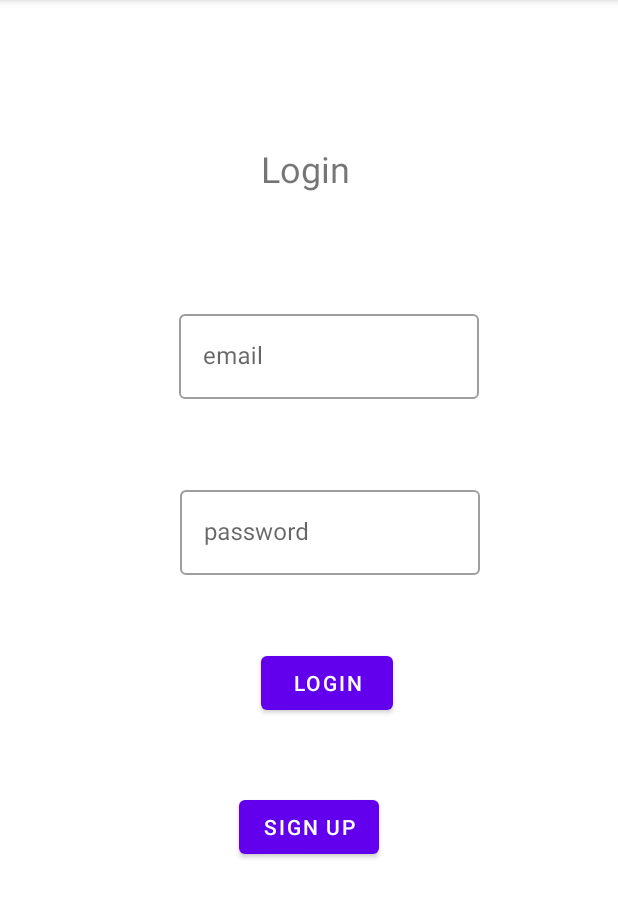
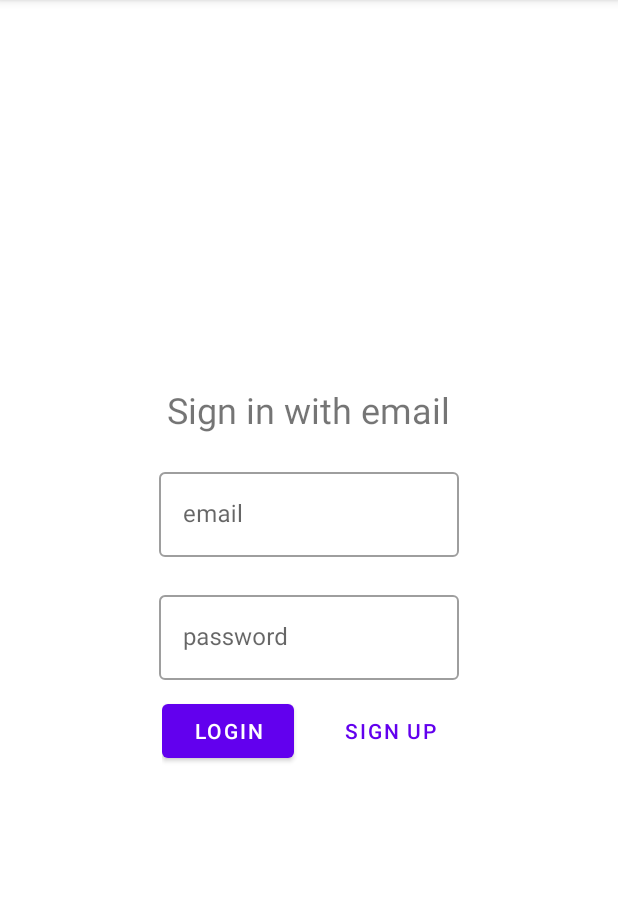
Before and after one commit to alina-saetova/mvp-firebase, an Android app: the EmailAuthFragment screen opened through its navigation route, on a phone screen of 412 x 824 dp, the part 84-1002 px from its top. Run offline under Robolectric (Android 15) with nearby library versions, the phone set to English and light mode, and no system bars; our stand-ins replace Firebase (no records; nobody signed in at launch, a user with empty details on screens opened directly), data binding.

Commit message:
add google auth

```diff
--- a/mvp-firebase/app/src/main/java/ru/itis/mvp_firebase/ChooseWayFragment.kt
+++ b/mvp-firebase/app/src/main/java/ru/itis/mvp_firebase/ChooseWayFragment.kt
@@ -1,16 +1,26 @@
 package ru.itis.mvp_firebase
 
+import android.content.Intent
 import android.os.Bundle
 import androidx.fragment.app.Fragment
 import android.view.LayoutInflater
 import android.view.View
 import android.view.ViewGroup
+import android.widget.Toast
 import androidx.navigation.fragment.findNavController
+import com.google.android.gms.auth.api.signin.GoogleSignIn
+import com.google.android.gms.auth.api.signin.GoogleSignInClient
+import com.google.android.gms.auth.api.signin.GoogleSignInOptions
+import com.google.android.gms.common.api.ApiException
+import com.google.firebase.auth.FirebaseAuth
+import com.google.firebase.auth.GoogleAuthProvider
 import ru.itis.mvp_firebase.databinding.FragmentChooseWayBinding
 
 class ChooseWayFragment : Fragment(), View.OnClickListener {
 
     private lateinit var binding: FragmentChooseWayBinding
+    private lateinit var googleSignInClient: GoogleSignInClient
+    private lateinit var firebaseAuth: FirebaseAuth
 
     override fun onCreateView(
         inflater: LayoutInflater, container: ViewGroup?,
@@ -18,6 +28,7 @@ class ChooseWayFragment : Fragment(), View.OnClickListener {
     ): View? {
         binding = FragmentChooseWayBinding.inflate(inflater)
         setOnClickListeners()
+        configureGoogleClient()
         return binding.root
     }
 
@@ -27,13 +38,58 @@ class ChooseWayFragment : Fragment(), View.OnClickListener {
         binding.btnGoogle.setOnClickListener(this)
     }
 
+    private fun configureGoogleClient() {
+        val gso = GoogleSignInOptions.Builder(GoogleSignInOptions.DEFAULT_SIGN_IN)
+            .requestIdToken(getString(R.string.default_web_client_id))
+            .requestEmail()
+            .build()
+        googleSignInClient = GoogleSignIn.getClient(this.requireActivity(), gso)
+        firebaseAuth = FirebaseAuth.getInstance()
+    }
 
+    private fun signIn() {
+        binding.progressBar.visibility = View.VISIBLE
+        val signInIntent = googleSignInClient.signInIntent
+        startActivityForResult(signInIntent, RC_SIGN_IN)
+    }
+
+    private fun firebaseAuthWithGoogle(idToken: String) {
+        val credential = GoogleAuthProvider.getCredential(idToken, null)
+        activity?.let {
+            firebaseAuth.signInWithCredential(credential)
+                .addOnCompleteListener(it) { task ->
+                    if (task.isSuccessful) {
+                        findNavController().navigate(R.id.action_chooseWayFragment_to_userDataFragment)
+                    } else {
+                        Toast.makeText(activity, "Authentication Failed", Toast.LENGTH_LONG).show()
+                    }
+                    binding.progressBar.visibility = View.GONE
+                }
+        }
+    }
+
+    override fun onActivityResult(requestCode: Int, resultCode: Int, data: Intent?) {
+        super.onActivityResult(requestCode, resultCode, data)
+        if (requestCode == RC_SIGN_IN) {
+            val task = GoogleSignIn.getSignedInAccountFromIntent(data)
+            try {
+                val account = task.getResult(ApiException::class.java)!!
+                firebaseAuthWithGoogle(account.idToken!!)
+            } catch (e: ApiException) {
+                Toast.makeText(activity, "Google sign in failed", Toast.LENGTH_LONG).show()
+            }
+        }
+    }
 
     override fun onClick(v: View) {
         when (v.id) {
             R.id.btnPhone -> findNavController().navigate(R.id.action_chooseWayFragment_to_phoneAuthFragment)
             R.id.btnEmail -> findNavController().navigate(R.id.action_chooseWayFragment_to_emailAuthFragment)
-            R.id.btnGoogle -> findNavController().navigate(R.id.action_chooseWayFragment_to_googleAuthFragment)
+            R.id.btnGoogle -> signIn()
         }
     }
+
+    companion object {
+        private const val RC_SIGN_IN = 9001
+    }
 }
--- a/mvp-firebase/app/src/main/java/ru/itis/mvp_firebase/RegistrationFragment.kt
+++ b/mvp-firebase/app/src/main/java/ru/itis/mvp_firebase/RegistrationFragment.kt
@@ -6,6 +6,7 @@ import android.view.LayoutInflater
 import android.view.View
 import android.view.ViewGroup
 import android.widget.Toast
+import androidx.core.view.isVisible
 import androidx.navigation.fragment.findNavController
 import com.google.firebase.auth.FirebaseAuth
 import ru.itis.mvp_firebase.databinding.FragmentRegistrationBinding
@@ -25,14 +26,16 @@ class RegistrationFragment : Fragment() {
         binding.btnSignUp.setOnClickListener {
             val email = binding.etEmail.text.toString()
             val password = binding.etPassword.text.toString()
+
+            binding.progressBar.visibility = View.VISIBLE
             firebaseAuth.createUserWithEmailAndPassword(email, password).addOnCompleteListener {
                 if (it.isSuccessful) {
-                    Toast.makeText(activity, "SUCCESS", Toast.LENGTH_LONG).show()
                     findNavController().navigateUp()
                 }
                 else {
                     Toast.makeText(activity, "FAILED", Toast.LENGTH_LONG).show()
                 }
+                binding.progressBar.visibility = View.GONE
             }
         }
         return binding.root
--- a/mvp-firebase/app/src/main/res/layout/fragment_email_auth.xml
+++ b/mvp-firebase/app/src/main/res/layout/fragment_email_auth.xml
@@ -7,22 +7,27 @@
 
     </data>
 
-    <androidx.constraintlayout.widget.ConstraintLayout
+    <LinearLayout
         android:layout_width="match_parent"
         android:layout_height="match_parent"
+        android:orientation="vertical"
+        android:gravity="center"
         tools:context=".EmailAuthFragment">
+
+        <TextView
+            android:id="@+id/textView2"
+            android:layout_width="wrap_content"
+            android:layout_height="wrap_content"
+            android:text="@string/sign_in_with_email"
+            android:textSize="24sp" />
 
         <com.google.android.material.textfield.TextInputLayout
             android:id="@+id/til_email"
             style="@style/Widget.MaterialComponents.TextInputLayout.OutlinedBox"
             android:layout_width="200dp"
+            android:layout_marginTop="20dp"
             android:layout_height="wrap_content"
-            android:layout_marginTop="204dp"
-            android:hint="email"
-            app:layout_constraintEnd_toEndOf="parent"
-            app:layout_constraintHorizontal_bias="0.563"
-            app:layout_constraintStart_toStartOf="parent"
-            app:layout_constraintTop_toTopOf="parent">
+            android:hint="@string/hint_email">
 
             <com.google.android.material.textfield.TextInputEditText
                 android:id="@+id/et_email"
@@ -38,12 +43,7 @@
             android:layout_width="200dp"
             android:layout_height="wrap_content"
             android:layout_marginTop="20dp"
-            android:layout_marginEnd="92dp"
-            android:hint="password"
-            app:layout_constraintBottom_toBottomOf="parent"
-            app:layout_constraintEnd_toEndOf="parent"
-            app:layout_constraintTop_toBottomOf="@+id/til_email"
-            app:layout_constraintVertical_bias="0.084">
+            android:hint="@string/hint_password">
 
             <com.google.android.material.textfield.TextInputEditText
                 android:id="@+id/et_password"
@@ -53,38 +53,35 @@
 
         </com.google.android.material.textfield.TextInputLayout>
 
-        <com.google.android.material.button.MaterialButton
-            android:id="@+id/btnSignIn"
+        <ProgressBar
+            android:id="@+id/progressBar"
+            style="?android:attr/progressBarStyle"
             android:layout_width="wrap_content"
             android:layout_height="wrap_content"
-            android:layout_marginTop="48dp"
-            android:text="login"
-            app:layout_constraintEnd_toEndOf="parent"
-            app:layout_constraintHorizontal_bias="0.538"
-            app:layout_constraintStart_toStartOf="parent"
-            app:layout_constraintTop_toBottomOf="@+id/til_password" />
+            android:layout_marginTop="10dp"
+            android:indeterminate="true"
+            android:visibility="gone"/>
 
-        <Button
-            android:id="@+id/btnSignUp"
+        <LinearLayout
             android:layout_width="wrap_content"
             android:layout_height="wrap_content"
-            android:layout_marginTop="48dp"
-            android:text="sign up"
-            app:layout_constraintEnd_toEndOf="parent"
-            app:layout_constraintStart_toStartOf="parent"
-            app:layout_constraintTop_toBottomOf="@+id/btnSignIn" />
+            android:orientation="horizontal"
+            android:layout_marginTop="10dp">
 
-        <TextView
-            android:id="@+id/textView2"
-            android:layout_width="wrap_content"
-            android:layout_height="wrap_content"
-            android:layout_marginTop="96dp"
-            android:text="Login"
-            android:textSize="24sp"
-            app:layout_constraintEnd_toEndOf="parent"
-            app:layout_constraintHorizontal_bias="0.494"
-            app:layout_constraintStart_toStartOf="parent"
-            app:layout_constraintTop_toTopOf="parent" />
+            <com.google.android.material.button.MaterialButton
+                android:id="@+id/btnSignIn"
+                android:layout_width="wrap_content"
+                android:layout_height="wrap_content"
+                android:layout_marginEnd="20dp"
+                android:text="@string/btnTitleLogin"/>
 
-    </androidx.constraintlayout.widget.ConstraintLayout>
+            <com.google.android.material.button.MaterialButton
+                android:id="@+id/btnSignUp"
+                android:layout_width="wrap_content"
+                android:layout_height="wrap_content"
+                style="@style/Widget.MaterialComponents.Button.TextButton"
+                android:text="@string/btnTitleSignUp"/>
+        </LinearLayout>
+
+    </LinearLayout>
 </layout>
--- a/mvp-firebase/app/src/main/res/navigation/main_navigation.xml
+++ b/mvp-firebase/app/src/main/res/navigation/main_navigation.xml
@@ -12,11 +12,11 @@
             android:id="@+id/action_chooseWayFragment_to_emailAuthFragment"
             app:destination="@id/emailAuthFragment" />
         <action
-            android:id="@+id/action_chooseWayFragment_to_googleAuthFragment"
-            app:destination="@id/googleAuthFragment" />
-        <action
             android:id="@+id/action_chooseWayFragment_to_phoneAuthFragment"
             app:destination="@id/phoneAuthFragment" />
+        <action
+            android:id="@+id/action_chooseWayFragment_to_userDataFragment"
+            app:destination="@id/userDataFragment" />
     </fragment>
     <fragment
         android:id="@+id/emailAuthFragment"
@@ -27,15 +27,6 @@
             app:destination="@id/registrationFragment" />
         <action
             android:id="@+id/action_emailAuthFragment_to_userDataFragment"
-            app:destination="@id/userDataFragment" />
-    </fragment>
-    <fragment
-        android:id="@+id/googleAuthFragment"
-        android:name="ru.itis.mvp_firebase.GoogleAuthFragment"
-        android:label="fragment_google_auth"
-        tools:layout="@layout/fragment_google_auth" >
-        <action
-            android:id="@+id/action_googleAuthFragment_to_userDataFragment"
             app:destination="@id/userDataFragment" />
     </fragment>
     <fragment
--- a/mvp-firebase/app/src/main/res/values/strings.xml
+++ b/mvp-firebase/app/src/main/res/values/strings.xml
@@ -12,4 +12,10 @@
     <string name="send_code">send code</string>
     <string name="sign_in_with_phone">Sign in with phone</string>
     <string name="sign_in">sign in</string>
+    <string name="btnTitleLogin">login</string>
+    <string name="btnTitleSignUp">sign up</string>
+    <string name="sign_in_with_email">Sign in with email</string>
+    <string name="hint_email">email</string>
+    <string name="hint_password">password</string>
+    <string name="tv_registration">Registration</string>
 </resources>
```
Also changed, not shown: mvp-firebase/app/build.gradle (+8 -0 lines), mvp-firebase/app/src/main/java/ru/itis/mvp_firebase/EmailAuthFragment.kt (+5 -2 lines), mvp-firebase/app/src/main/java/ru/itis/mvp_firebase/GoogleAuthFragment.kt (deleted, +0 -22 lines), mvp-firebase/app/src/main/java/ru/itis/mvp_firebase/PhoneAuthFragment.kt (+4 -8 lines), mvp-firebase/app/src/main/res/layout/fragment_choose_way.xml (+9 -0 lines), mvp-firebase/app/src/main/res/layout/fragment_google_auth.xml (deleted, +0 -14 lines), mvp-firebase/app/src/main/res/layout/fragment_phone_auth.xml (+10 -1 lines), mvp-firebase/app/src/main/res/layout/fragment_registration.xml (+25 -31 lines).
